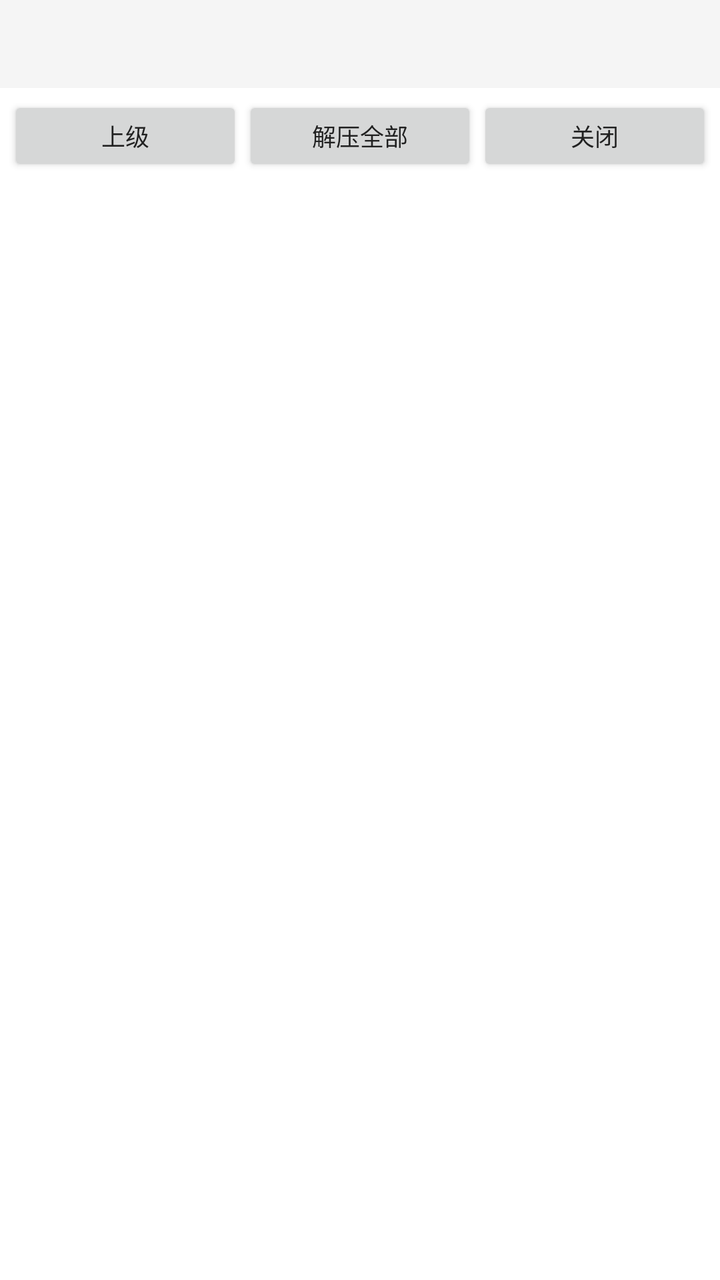
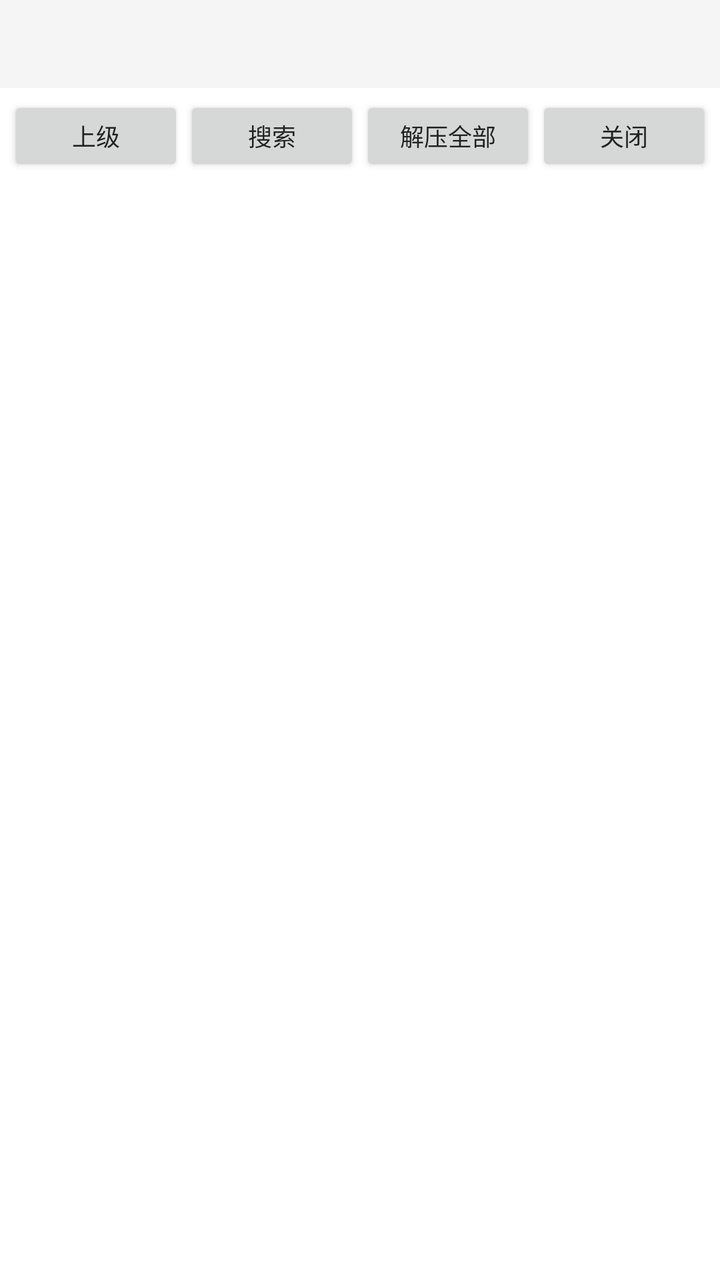

Two renders of the same Android screen: before a commit and after it. Below are the layout's source before the change and the commit's diff.
<!-- AndroidManifest.xml: application theme Theme_Hex_0 -->
<!-- res/layout/activity_zip.xml -->
<?xml version="1.0" encoding="utf-8"?>
<LinearLayout xmlns:android="http://schemas.android.com/apk/res/android"
    android:orientation="vertical"
    android:layout_width="match_parent"
    android:layout_height="match_parent"
    android:background="?attr/hfBg">

    <TextView
        android:id="@+id/zip_title"
        android:layout_width="match_parent"
        android:layout_height="wrap_content"
        android:padding="10dp"
        android:textSize="13sp"
        android:textStyle="bold"
        android:textColor="?attr/hfText"
        android:background="?attr/hfSurfaceAlt"
        android:minHeight="44dp"/>

    <LinearLayout
        android:layout_width="match_parent"
        android:layout_height="wrap_content"
        android:orientation="horizontal"
        android:padding="4dp">

        <Button
            android:id="@+id/zip_up"
            android:layout_width="0dp"
            android:layout_weight="1"
            android:layout_height="40dp"
            android:text="上级"
            android:textSize="12sp"/>

        <Button
            android:id="@+id/zip_extract"
            android:layout_width="0dp"
            android:layout_weight="1"
            android:layout_height="40dp"
            android:text="解压全部"
            android:textSize="12sp"/>

        <Button
            android:id="@+id/zip_close"
            android:layout_width="0dp"
            android:layout_weight="1"
            android:layout_height="40dp"
            android:text="关闭"
            android:textSize="12sp"/>
    </LinearLayout>

    <ListView
        android:id="@+id/zip_list"
        android:layout_width="match_parent"
        android:layout_height="0dp"
        android:layout_weight="1"/>

</LinearLayout>
<!-- resources referenced by this layout -->
<resources>
  <style name="Theme_Hex_0" parent="Theme_Hex_Light">
          <item name="hfTopBar">#3E9AFB</item>
          <item name="hfTopBarText">#212121</item>
          <item name="hfTopBarTextSub">#31679F</item>
          <item name="hfAccent">#3E9AFB</item>
          <item name="hfOnAccent">#212121</item>
          <item name="hfSelected">#E3F0FE</item>
          <item name="hfStatusBar">#2B6BAF</item>
          <item name="hfNavBar">#235991</item>
          <item name="android:statusBarColor">#2B6BAF</item>
          <item name="android:navigationBarColor">#235991</item>
          <item name="android:colorAccent">#3E9AFB</item>
          <item name="android:alertDialogTheme">@style/HfDialog_0</item>
      </style>
  <style name="Theme_Hex_Light" parent="@android:style/Theme.Material.Light.NoActionBar">
          <item name="android:windowBackground">#FFFFFF</item>
          <item name="android:colorPrimary">#212121</item>
          <item name="android:colorPrimaryDark">#212121</item>
          <item name="android:textColorPrimary">#212121</item>
          <item name="android:textColorSecondary">#757575</item>
          <item name="hfBg">#FFFFFF</item>
          <item name="hfSurface">#FFFFFF</item>
          <item name="hfSurfaceAlt">#F5F5F5</item>
          <item name="hfText">#212121</item>
          <item name="hfTextSub">#757575</item>
          <item name="hfDivider">#E0E0E0</item>
          <item name="hfTopBar">#212121</item>
          <item name="hfTopBarText">#FFFFFF</item>
          <item name="hfTopBarTextSub">#9E9E9E</item>
          <item name="hfAccent">#1E88E5</item>
          <item name="hfOnAccent">#FFFFFF</item>
          <item name="hfSelected">#BBDEFB</item>
          <item name="hfStatusBar">#212121</item>
          <item name="hfNavBar">#212121</item>
          <item name="android:statusBarColor">#212121</item>
          <item name="android:navigationBarColor">#212121</item>
          <item name="android:colorAccent">#1E88E5</item>
          <item name="android:alertDialogTheme">@style/HfDialog_Light</item>
      </style>
  <style name="HfDialog_0" parent="HfDialog_Light">
          <item name="android:colorAccent">#3E9AFB</item>
          <item name="android:colorControlActivated">#3E9AFB</item>
          <item name="android:colorControlHighlight">#333E9AFB</item>
      </style>
  <style name="HfDialog_Light" parent="@android:style/Theme.Material.Light.Dialog.Alert">
          <item name="android:windowBackground">@drawable/hf_dialog_bg_light</item>
          <item name="android:colorBackgroundFloating">#FFFFFF</item>
          <item name="android:textColorPrimary">#212121</item>
          <item name="android:textColorSecondary">#757575</item>
          <item name="android:colorAccent">#1E88E5</item>
          <item name="android:colorControlActivated">#1E88E5</item>
          <item name="android:colorControlHighlight">#331E88E5</item>
      </style>
  <!-- drawable hf_dialog_bg_light (drawable) -->
  <?xml version="1.0" encoding="utf-8"?>
  <inset xmlns:android="http://schemas.android.com/apk/res/android"
      android:inset="16dp">
      <shape android:shape="rectangle">
          <corners android:radius="18dp" />
          <solid android:color="#FFFFFF" />
          <stroke android:width="1dp" android:color="#14000000" />
      </shape>
  </inset>
</resources>

<!-- the commit's change to res/layout/activity_zip.xml (unified diff, before → after) -->
@@ -16,6 +16,7 @@
         android:background="?attr/hfSurfaceAlt"
         android:minHeight="44dp"/>
 
+    
     <LinearLayout
         android:layout_width="match_parent"
         android:layout_height="wrap_content"
@@ -27,7 +28,15 @@
             android:layout_width="0dp"
             android:layout_weight="1"
             android:layout_height="40dp"
-            android:text="上级"
+            android:text="@string/zip_up"
+            android:textSize="12sp"/>
+
+        <Button
+            android:id="@+id/zip_search"
+            android:layout_width="0dp"
+            android:layout_weight="1"
+            android:layout_height="40dp"
+            android:text="@string/zip_search"
             android:textSize="12sp"/>
 
         <Button
@@ -35,7 +44,7 @@
             android:layout_width="0dp"
             android:layout_weight="1"
             android:layout_height="40dp"
-            android:text="解压全部"
+            android:text="@string/zip_extract_all"
             android:textSize="12sp"/>
 
         <Button
@@ -43,7 +52,7 @@
             android:layout_width="0dp"
             android:layout_weight="1"
             android:layout_height="40dp"
-            android:text="关闭"
+            android:text="@string/zip_close"
             android:textSize="12sp"/>
     </LinearLayout>
 
<!-- resource entries referenced after the edit -->
@@ -1,5 +1,9 @@
 <!-- resources referenced by this layout -->
 <resources>
+  <string name="zip_close">关闭</string>
+  <string name="zip_extract_all">解压全部</string>
+  <string name="zip_search">搜索</string>
+  <string name="zip_up">上级</string>
   <style name="Theme_Hex_0" parent="Theme_Hex_Light">
           <item name="hfTopBar">#3E9AFB</item>
           <item name="hfTopBarText">#212121</item>
